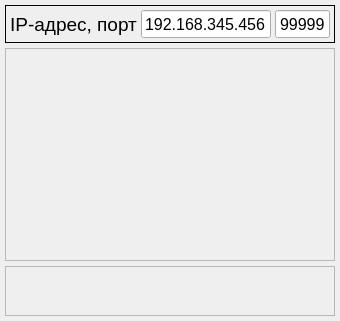
First picture: the form in res/settings.ui, repository kombatov/hdmi44mtx, before the edit.
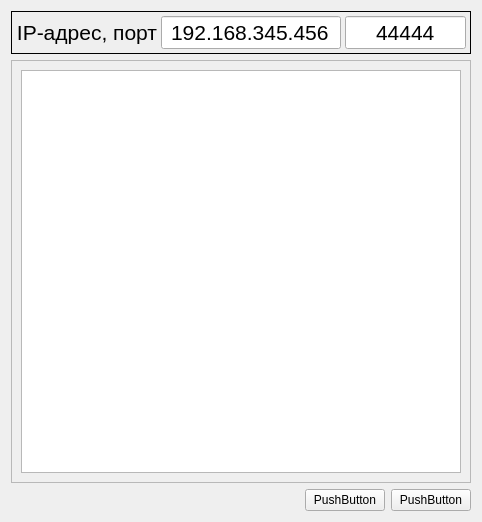
Second picture: the form after the edit.

What changed in the file:
```diff
--- a/res/settings.ui
+++ b/res/settings.ui
@@ -6,29 +6,32 @@
    <rect>
     <x>0</x>
     <y>0</y>
-    <width>340</width>
-    <height>321</height>
+    <width>482</width>
+    <height>522</height>
    </rect>
   </property>
+  <property name="sizePolicy">
+   <sizepolicy hsizetype="Preferred" vsizetype="Preferred">
+    <horstretch>0</horstretch>
+    <verstretch>0</verstretch>
+   </sizepolicy>
+  </property>
+  <property name="sizeIncrement">
+   <size>
+    <width>50</width>
+    <height>50</height>
+   </size>
+  </property>
+  <property name="baseSize">
+   <size>
+    <width>300</width>
+    <height>300</height>
+   </size>
+  </property>
   <property name="windowTitle">
    <string>Form</string>
   </property>
   <layout class="QVBoxLayout" name="verticalLayout">
-   <property name="spacing">
-    <number>5</number>
-   </property>
-   <property name="leftMargin">
-    <number>5</number>
-   </property>
-   <property name="topMargin">
-    <number>5</number>
-   </property>
-   <property name="rightMargin">
-    <number>5</number>
-   </property>
-   <property name="bottomMargin">
-    <number>5</number>
-   </property>
    <item>
     <widget class="QFrame" name="frameIpport">
      <property name="sizePolicy">
@@ -39,14 +42,14 @@
      </property>
      <property name="minimumSize">
       <size>
-       <width>330</width>
-       <height>38</height>
+       <width>0</width>
+       <height>0</height>
       </size>
      </property>
      <property name="maximumSize">
       <size>
        <width>16777215</width>
-       <height>38</height>
+       <height>16777215</height>
       </size>
      </property>
      <property name="frameShape">
@@ -75,40 +78,42 @@
        <widget class="QLabel" name="label">
         <property name="font">
          <font>
-          <pointsize>14</pointsize>
+          <pointsize>16</pointsize>
+          <stylestrategy>PreferDefault</stylestrategy>
          </font>
         </property>
         <property name="text">
          <string>IP-адрес, порт</string>
         </property>
         <property name="alignment">
-         <set>Qt::AlignCenter</set>
+         <set>Qt::AlignRight|Qt::AlignTrailing|Qt::AlignVCenter</set>
         </property>
        </widget>
       </item>
       <item>
        <widget class="QLineEdit" name="lineEditIp">
         <property name="sizePolicy">
-         <sizepolicy hsizetype="Fixed" vsizetype="Fixed">
+         <sizepolicy hsizetype="Preferred" vsizetype="Preferred">
           <horstretch>0</horstretch>
           <verstretch>0</verstretch>
          </sizepolicy>
         </property>
         <property name="minimumSize">
          <size>
-          <width>130</width>
-          <height>28</height>
+          <width>180</width>
+          <height>0</height>
          </size>
         </property>
         <property name="maximumSize">
          <size>
-          <width>130</width>
-          <height>28</height>
+          <width>16777215</width>
+          <height>16777215</height>
          </size>
         </property>
         <property name="font">
          <font>
-          <pointsize>12</pointsize>
+          <pointsize>16</pointsize>
+          <stylestrategy>PreferDefault</stylestrategy>
          </font>
         </property>
         <property name="inputMethodHints">
@@ -134,33 +139,33 @@
       <item>
        <widget class="QLineEdit" name="lineEditPort">
         <property name="sizePolicy">
-         <sizepolicy hsizetype="Fixed" vsizetype="Fixed">
+         <sizepolicy hsizetype="Preferred" vsizetype="Preferred">
           <horstretch>0</horstretch>
           <verstretch>0</verstretch>
          </sizepolicy>
         </property>
         <property name="minimumSize">
          <size>
-          <width>55</width>
-          <height>28</height>
+          <width>0</width>
+          <height>0</height>
          </size>
         </property>
         <property name="maximumSize">
          <size>
-          <width>55</width>
-          <height>28</height>
+          <width>150</width>
+          <height>16777215</height>
          </size>
         </property>
         <property name="font">
          <font>
-          <pointsize>12</pointsize>
+          <pointsize>16</pointsize>
          </font>
         </property>
         <property name="inputMethodHints">
          <set>Qt::ImhDigitsOnly</set>
         </property>
         <property name="text">
-         <string>99999</string>
+         <string>44444</string>
         </property>
         <property name="maxLength">
          <number>5</number>
@@ -181,23 +186,62 @@
      <property name="frameShadow">
       <enum>QFrame::Raised</enum>
      </property>
+     <layout class="QVBoxLayout" name="verticalLayout_2">
+      <item>
+       <widget class="QListView" name="listView">
+        <property name="sizeIncrement">
+         <size>
+          <width>0</width>
+          <height>0</height>
+         </size>
+        </property>
+        <property name="baseSize">
+         <size>
+          <width>0</width>
+          <height>0</height>
+         </size>
+        </property>
+        <property name="gridSize">
+         <size>
+          <width>0</width>
+          <height>0</height>
+         </size>
+        </property>
+       </widget>
+      </item>
+     </layout>
     </widget>
    </item>
    <item>
-    <widget class="QFrame" name="frameSaveClose">
-     <property name="maximumSize">
-      <size>
-       <width>16777215</width>
-       <height>50</height>
-      </size>
-     </property>
-     <property name="frameShape">
-      <enum>QFrame::StyledPanel</enum>
-     </property>
-     <property name="frameShadow">
-      <enum>QFrame::Raised</enum>
-     </property>
-    </widget>
+    <layout class="QHBoxLayout" name="horizontalLayout_2">
+     <item>
+      <spacer name="horizontalSpacer">
+       <property name="orientation">
+        <enum>Qt::Horizontal</enum>
+       </property>
+       <property name="sizeHint" stdset="0">
+        <size>
+         <width>40</width>
+         <height>20</height>
+        </size>
+       </property>
+      </spacer>
+     </item>
+     <item>
+      <widget class="QPushButton" name="pushButton_2">
+       <property name="text">
+        <string>PushButton</string>
+       </property>
+      </widget>
+     </item>
+     <item>
+      <widget class="QPushButton" name="pushButton">
+       <property name="text">
+        <string>PushButton</string>
+       </property>
+      </widget>
+     </item>
+    </layout>
    </item>
   </layout>
  </widget>
```
